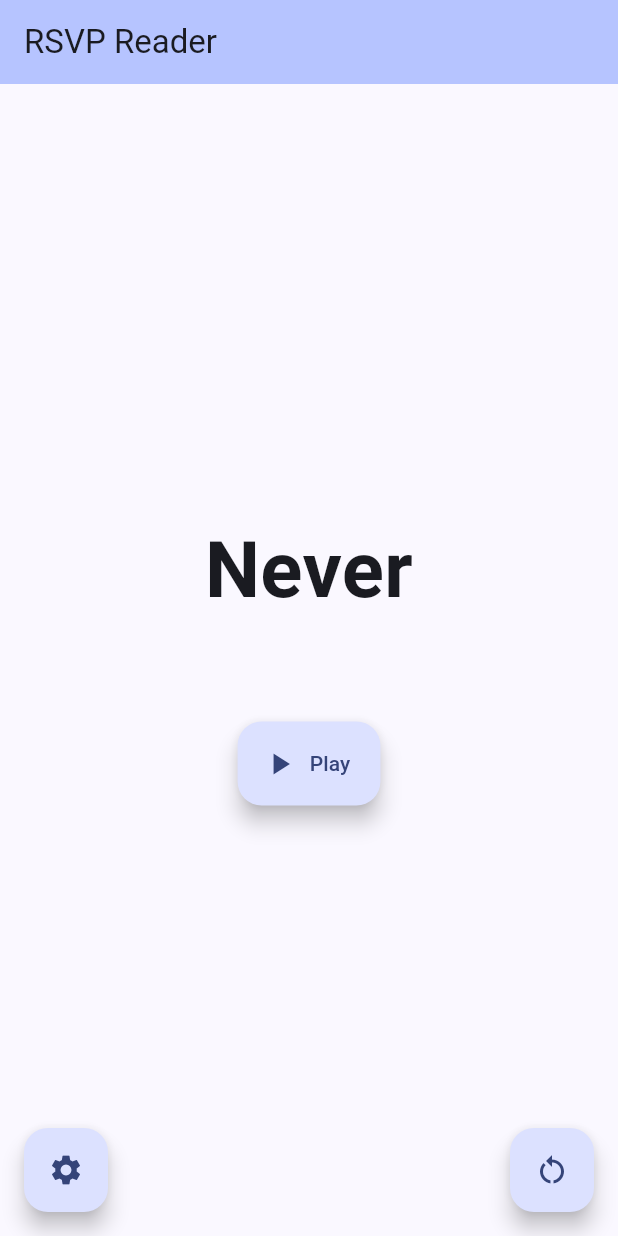
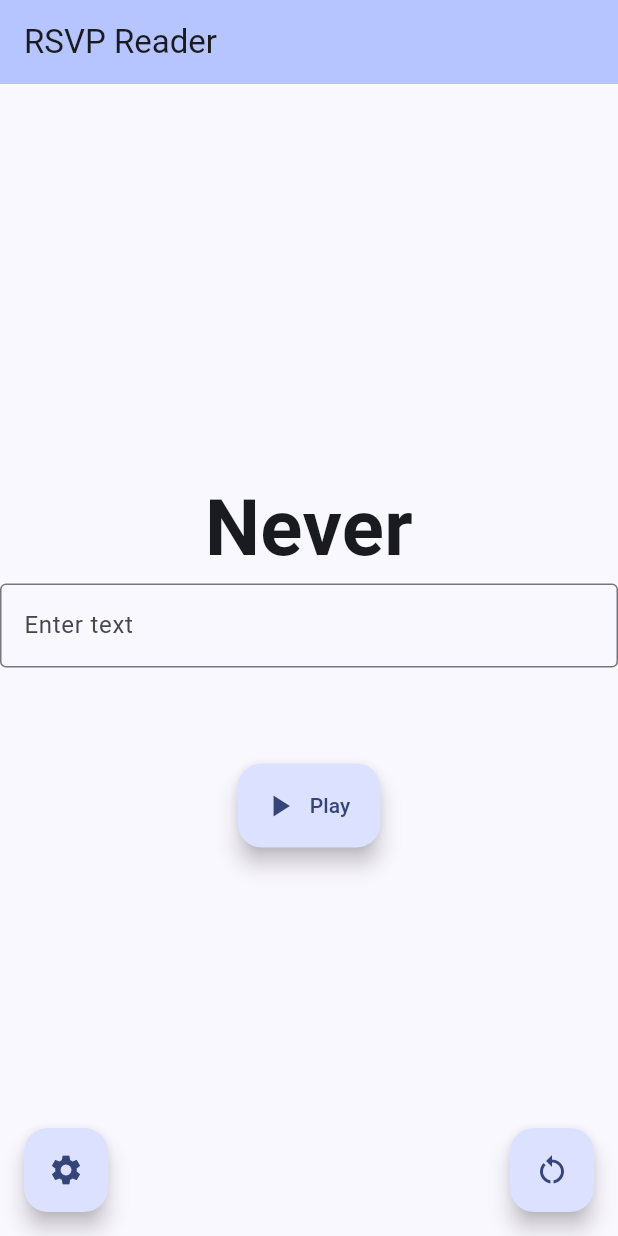
Before and after one commit to AnsonHLau/RSVP-App, a Flutter app: the screen it shows after launch, on a phone screen of 412 x 824 dp. Run offline on Flutter 3.47's test engine with Material 3 defaults, Android fonts, the phone set to English and light mode, and no system bars.

Commit message:
Text Input

```diff
--- a/lib/main.dart
+++ b/lib/main.dart
@@ -50,7 +50,7 @@ class _MyHomePageState extends State<MyHomePage> {
     "never", "gonna", "tell", "a", "lie", "and", "hurt", "you."
   ];
   int _index = 0;
-  int _wpm = 240;
+  final int _wpm = 240;
   Timer? _timer;
   bool get _isRunning => _timer?.isActive == true;
 
@@ -102,6 +102,8 @@ class _MyHomePageState extends State<MyHomePage> {
         backgroundColor: Theme.of(context).colorScheme.inversePrimary,
         title: Text(widget.title),
       ),
+
+
       body: Stack(
         children: [
           // Main content
@@ -115,6 +117,19 @@ class _MyHomePageState extends State<MyHomePage> {
                     style: const TextStyle(fontSize: 52, fontWeight: FontWeight.w600),
                     textAlign: TextAlign.center,
                   ),
+                  TextField(
+                    decoration: InputDecoration(
+                      border: OutlineInputBorder(),
+                      hintText: 'Enter text',
+
+                    ),
+                    onChanged: (text){
+                      //Setting the display text arrray into the input text
+                      words = text.split(' ');
+                      _resetIndex();
+                    }
+                  ),
+
                   const SizedBox(height: 64),
                   FloatingActionButton.extended(
                     onPressed: _toggleTimer,
```
